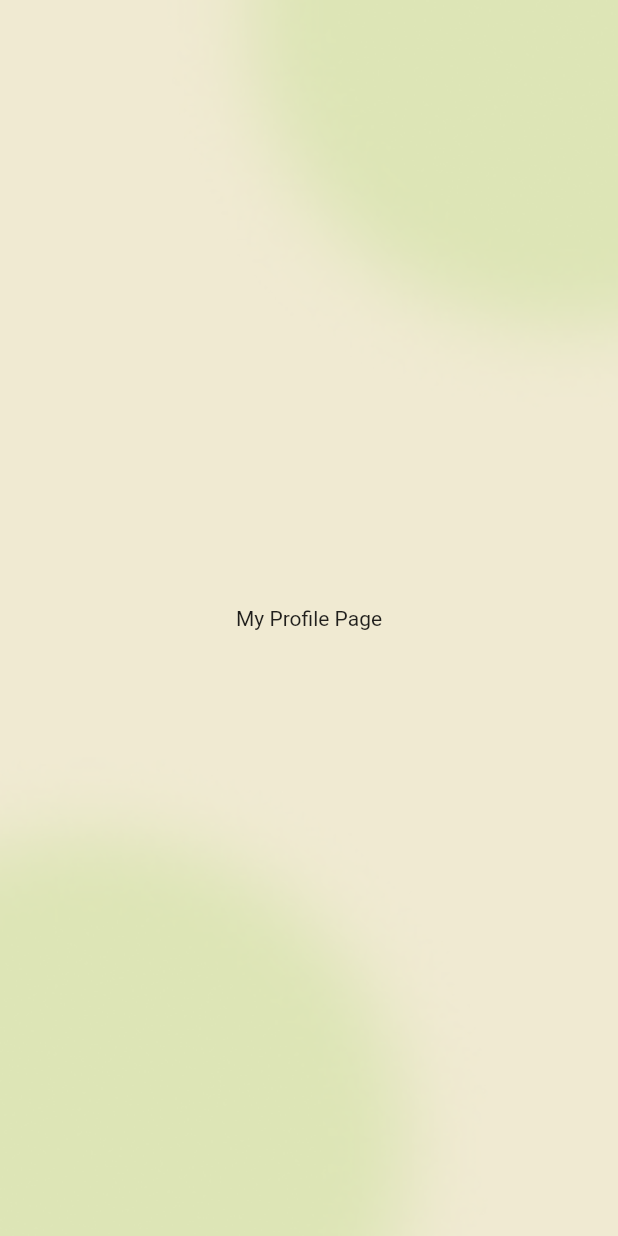
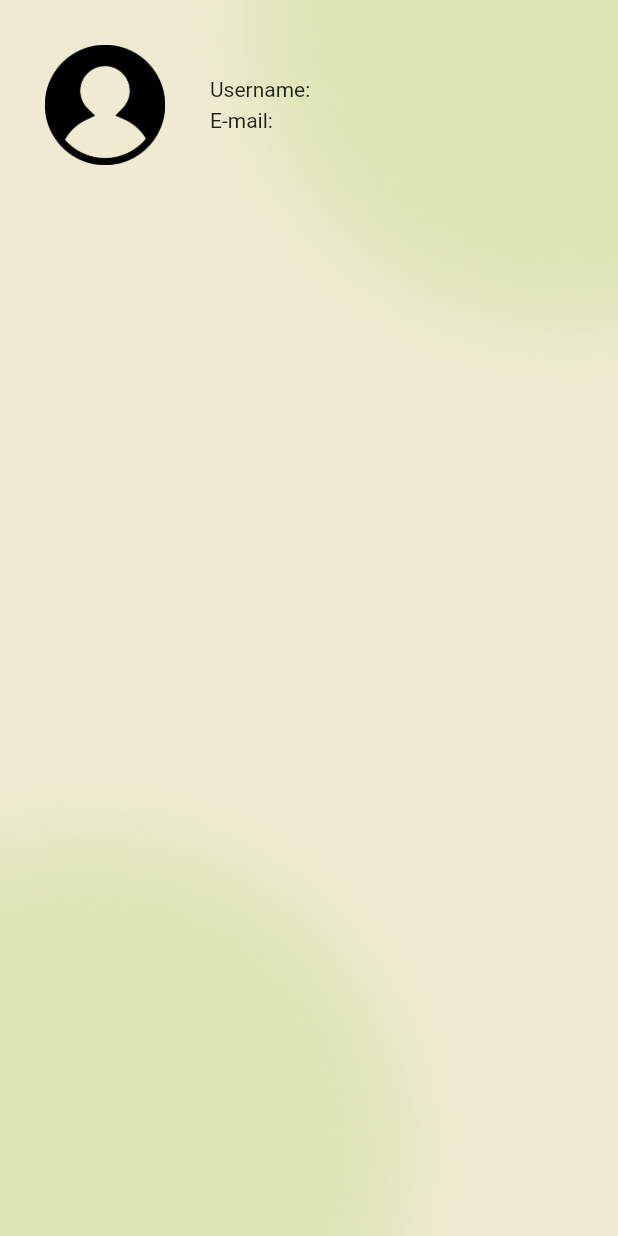
Before and after one commit to vadimlee33/Capstone-Design-Project, a Flutter app: the ProfileContent screen opened directly, on a phone screen of 412 x 824 dp. Run offline on Flutter 3.47's test engine with Material 2 defaults, Android fonts, the phone set to English and light mode, and no system bars; our stand-ins replace cloud_firestore, elegant_notification, firebase_auth, firebase_core, page_transition, persistent_bottom_nav_bar and 1 more; accounts and stored records are empty.

```diff
--- a/lib/screens/profile/profile_content.dart
+++ b/lib/screens/profile/profile_content.dart
@@ -5,6 +5,8 @@ import 'package:flutter/cupertino.dart';
 import 'package:flutter/material.dart';
 import 'package:flutter/services.dart';
 import 'package:page_transition/page_transition.dart';
+
+import '../../globals.dart/global.dart';
 
 class ProfileContent extends StatefulWidget {
   const ProfileContent({super.key});
@@ -27,9 +29,26 @@ class _ProfileContentState extends State<ProfileContent> {
             ),
             child: SafeArea(
                 child: Padding(
-                    padding: const EdgeInsets.only(left: 30, right: 30),
-                    child: Column(
-                        mainAxisAlignment: MainAxisAlignment.center,
-                        children: [Center(child: Text('My Profile Page'))])))));
+                    padding:
+                        const EdgeInsets.only(left: 30, right: 30, top: 30),
+                    child: Center(
+                      child: Column(children: [
+                        Row(
+                          children: [
+                            Image.asset('assets/images/profile_icon.jpg',
+                                width: 80, height: 80, color: Colors.black),
+                            const SizedBox(width: 30),
+                            Column(
+                              crossAxisAlignment: CrossAxisAlignment.start,
+                              children: [
+                                Text('Username: ${user.username}'),
+                                const SizedBox(height: 5),
+                                Text('E-mail: ${user.email}')
+                              ],
+                            )
+                          ],
+                        )
+                      ]),
+                    )))));
   }
 }
--- a/pubspec.yaml
+++ b/pubspec.yaml
@@ -72,6 +72,7 @@ flutter:
   assets:
     - assets/images/background_1.png
     - assets/images/background_2.png
+    - assets/images/profile_icon.jpg
 
   # An image asset can refer to one or more resolution-specific "variants", see
   # https://flutter.dev/assets-and-images/#resolution-aware
```
Also changed, not shown: lib/globals.dart/global.dart (+26 -34 lines), lib/models/user.dart (+9 -10 lines), lib/screens/add/add_content.dart (+16 -1 lines), lib/screens/home/home_content.dart (+12 -8 lines), lib/screens/settings/settings_content.dart (+15 -1 lines), assets/images/profile_icon.jpg (added).
